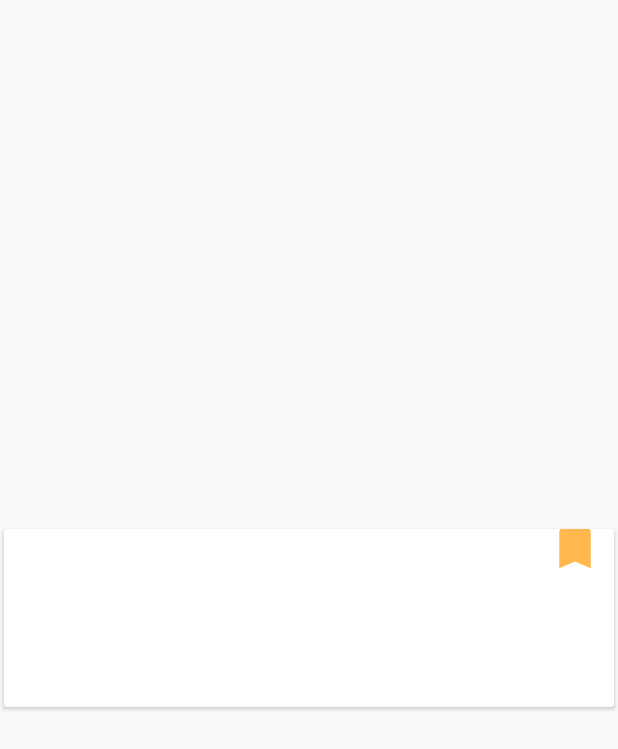
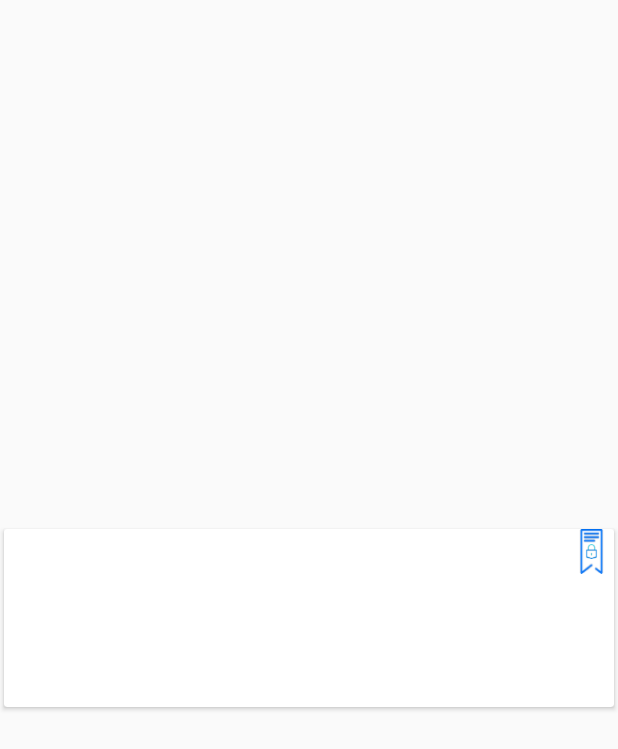
Before and after one commit to hoi-nx/Android_Professional, an Android app: the layout item_lesson.xml on its own in the app's theme, with its tools: preview values and no code run, on a phone screen of 412 x 824 dp. Shown: the top 749 px of the screen. Run offline under Robolectric (Android 15) with nearby library versions, the phone set to English and light mode, and no system bars.

Commit message:
commit code

```diff
--- a/app/src/main/java/com/mteam/android_professional/fragments/FragmentLesson.java
+++ b/app/src/main/java/com/mteam/android_professional/fragments/FragmentLesson.java
@@ -84,12 +84,7 @@ public class FragmentLesson extends Fragment implements ICardView {
             }
 
         }
-        mImgBack.setOnClickListener(new View.OnClickListener() {
-            @Override
-            public void onClick(View v) {
-                getActivity().onBackPressed();
-            }
-        });
+
 
 
 
@@ -137,6 +132,12 @@ public class FragmentLesson extends Fragment implements ICardView {
         viewPager.setOffscreenPageLimit(3);
         // tooltipIndicator.setupViewPager(viewPager);
         // mCardShadowTransformer.enableScaling(true);
+        mImgBack.setOnClickListener(new View.OnClickListener() {
+            @Override
+            public void onClick(View v) {
+                getActivity().onBackPressed();
+            }
+        });
 
     }
     @SuppressLint("NewApi")
--- a/app/src/main/res/layout/activity_lesson.xml
+++ b/app/src/main/res/layout/activity_lesson.xml
@@ -22,7 +22,7 @@
 
             <com.github.siyamed.shapeimageview.HexagonImageView
                 android:id="@+id/img_"
-                android:layout_width="120dp"
+                android:layout_width="150dp"
                 android:layout_height="120dp"
                android:adjustViewBounds="true"
                 android:layout_centerInParent="true"
--- a/app/src/main/res/layout/item_lesson.xml
+++ b/app/src/main/res/layout/item_lesson.xml
@@ -30,29 +30,35 @@
                 style="@style/TextAppearance.AppCompat.Body1"
                 android:layout_width="wrap_content"
                 android:layout_height="wrap_content"
-                android:layout_marginTop="24dp"/>
+                android:layout_marginTop="24dp" />
 
         </LinearLayout>
 
-        <ImageView
+        <RelativeLayout
             android:layout_width="wrap_content"
             android:layout_height="wrap_content"
-            android:layout_gravity="top|end"
-            android:layout_marginEnd="8dp"
-            android:layout_marginRight="8dp"
-            android:layout_marginTop="-5dp"
-            android:src="@drawable/ic_bookmark_24dp" />
+            android:layout_gravity="top|end">
 
-        <ImageView
-            android:id="@+id/img_lock"
-            android:layout_width="wrap_content"
-            android:layout_height="wrap_content"
-            android:layout_gravity="top|end"
-            android:layout_marginEnd="8dp"
-            android:layout_marginRight="20dp"
-            android:layout_marginTop="-5dp"
-            android:visibility="gone"
-            android:src="@drawable/ic_action_lock" />
+            <ImageView
+                android:layout_width="30dp"
+                android:layout_height="30dp"
+                android:adjustViewBounds="true"
+                android:layout_centerHorizontal="true"
+                android:layout_centerVertical="true"
+                android:src="@drawable/ic_action_bookmark" />
+
+            <ImageView
+                android:id="@+id/img_lock"
+                android:layout_width="10dp"
+                android:layout_height="10dp"
+                android:layout_centerHorizontal="true"
+                android:layout_centerVertical="true"
+                android:adjustViewBounds="true"
+                android:src="@drawable/ic_action_padlock" />
+
+
+        </RelativeLayout>
+
 
     </FrameLayout>
 
--- a/app/src/main/res/layout/my_tool_bar.xml
+++ b/app/src/main/res/layout/my_tool_bar.xml
@@ -11,7 +11,7 @@
         android:layout_width="40dp"
         android:layout_height="wrap_content"
         android:adjustViewBounds="true"
-        android:padding="5dp"
+        android:padding="9dp"
         android:layout_centerVertical="true"
         android:src="@drawable/ic_action_menu" />
 
--- a/app/src/main/res/layout/my_tool_bar_lesson.xml
+++ b/app/src/main/res/layout/my_tool_bar_lesson.xml
@@ -11,7 +11,7 @@
         android:layout_width="40dp"
         android:layout_height="wrap_content"
         android:adjustViewBounds="true"
-        android:padding="7dp"
+        android:padding="10dp"
         android:layout_centerVertical="true"
         android:src="@drawable/ic_action_back" />
 
```
Also changed, not shown: app/src/main/res/drawable-hdpi/ic_action_bookmark.png (added), app/src/main/res/drawable-hdpi/ic_action_padlock.png (added), app/src/main/res/drawable-mdpi/ic_action_bookmark.png (added), app/src/main/res/drawable-mdpi/ic_action_padlock.png (added), app/src/main/res/drawable-xhdpi/ic_action_bookmark.png (added), app/src/main/res/drawable-xhdpi/ic_action_padlock.png (added), app/src/main/res/drawable-xxhdpi/ic_action_bookmark.png (added), app/src/main/res/drawable-xxhdpi/ic_action_padlock.png (added), app/src/main/res/drawable-xxxhdpi/ic_action_bookmark.png (added), app/src/main/res/drawable-xxxhdpi/ic_action_padlock.png (added).
